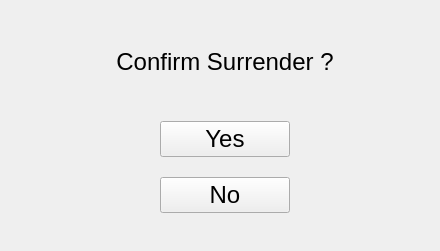
Generals-OI/Generals.OI, file src/gameWindow/surrenderWindow/surrenderWindow.ui: the form before one commit.
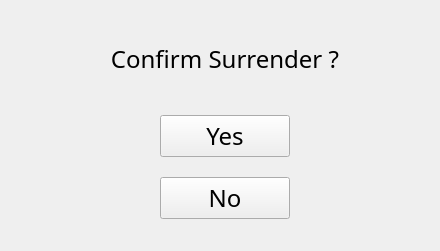
The form after the commit.

Commit message: fix: centered `SurrenderWindow` and filled its background color

Diff of the .ui file:
```diff
--- a/src/gameWindow/surrenderWindow/surrenderWindow.ui
+++ b/src/gameWindow/surrenderWindow/surrenderWindow.ui
@@ -12,6 +12,7 @@
   </property>
   <property name="font">
    <font>
+    <family>Quicksand Medium</family>
     <pointsize>18</pointsize>
    </font>
   </property>
```
The commit also changes 1 other file.
